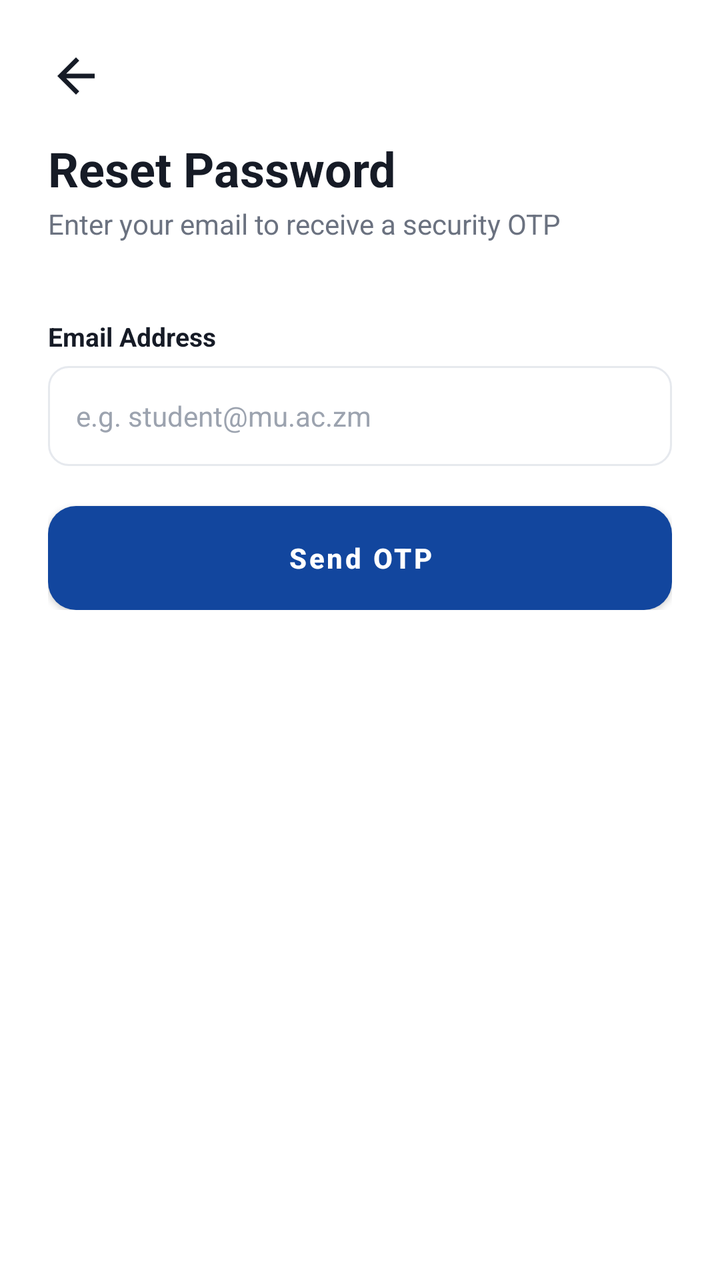
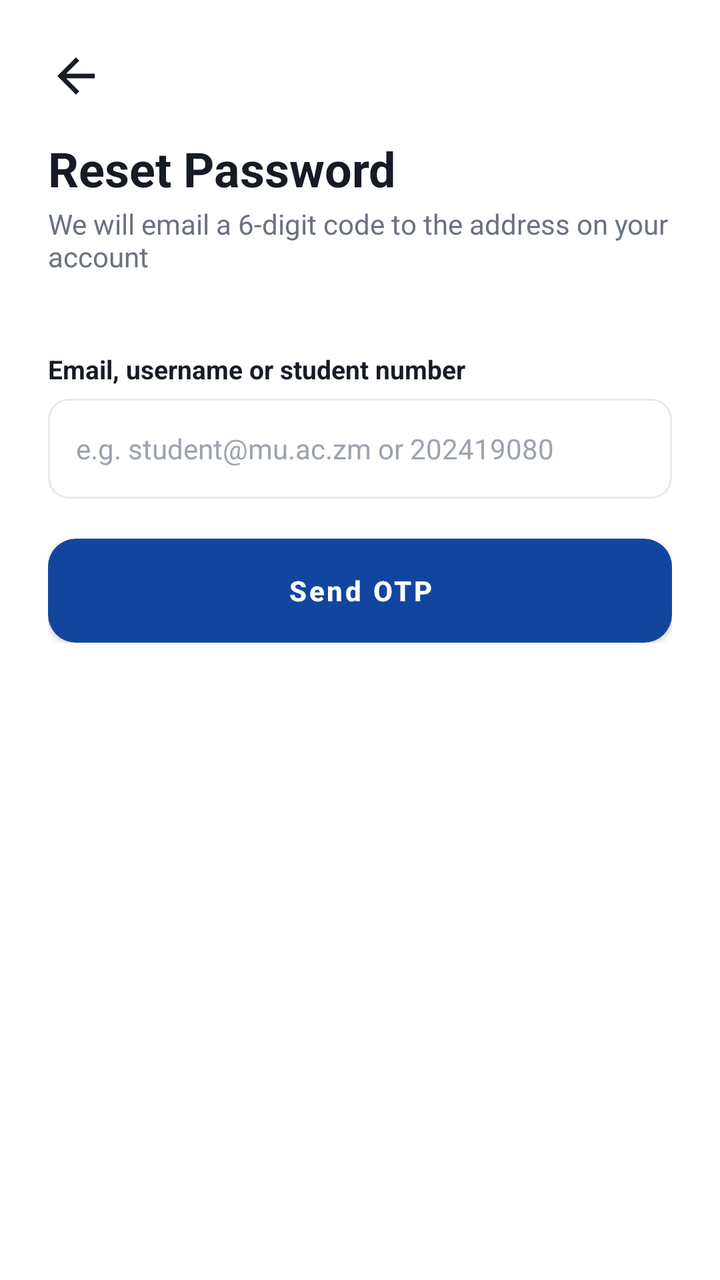

An Android layout rendered at two revisions. The XML below is the earlier revision; the diff shows what the commit changed to produce the second picture.
<!-- AndroidManifest.xml: application theme Theme.CampusApp -->
<!-- res/layout/activity_reset_password.xml -->
<?xml version="1.0" encoding="utf-8"?>
<LinearLayout xmlns:android="http://schemas.android.com/apk/res/android"
    xmlns:app="http://schemas.android.com/apk/res-auto"
    android:layout_width="match_parent"
    android:layout_height="match_parent"
    android:background="@color/white"
    android:orientation="vertical"
    android:padding="24dp">

    <ImageView
        android:id="@+id/btnBack"
        android:layout_width="28dp"
        android:layout_height="28dp"
        android:src="@drawable/ic_back"
        app:tint="@color/text_dark"
        android:layout_marginBottom="16dp"
        android:contentDescription="Back"/>

    <TextView
        android:layout_width="wrap_content"
        android:layout_height="wrap_content"
        android:text="Reset Password"
        android:textColor="@color/text_dark"
        android:textSize="24sp"
        android:textStyle="bold"/>

    <TextView
        android:layout_width="wrap_content"
        android:layout_height="wrap_content"
        android:layout_marginTop="2dp"
        android:layout_marginBottom="24dp"
        android:text="Enter your email to receive a security OTP"
        android:textColor="@color/text_gray"
        android:textSize="14sp"/>

    
    <LinearLayout
        android:id="@+id/layoutEmailStep"
        android:layout_width="match_parent"
        android:layout_height="wrap_content"
        android:orientation="vertical">

        <TextView style="@style/InputLabel" android:text="Email Address"/>
        <EditText
            android:id="@+id/etEmail"
            style="@style/InputField"
            android:hint="e.g. student@mu.ac.zm"
            android:inputType="textEmailAddress"/>

        <Button
            android:id="@+id/btnSendOtp"
            android:layout_width="match_parent"
            android:layout_height="52dp"
            android:layout_marginTop="20dp"
            android:background="@drawable/bg_button_blue"
            android:text="Send OTP"
            android:textAllCaps="false"
            android:textColor="@color/white"
            android:textStyle="bold"
            android:elevation="0dp"/>
    </LinearLayout>

    
    <LinearLayout
        android:id="@+id/layoutOtpStep"
        android:layout_width="match_parent"
        android:layout_height="wrap_content"
        android:orientation="vertical"
        android:visibility="gone">

        <TextView style="@style/InputLabel" android:text="Enter 6-Digit OTP"/>
        <EditText
            android:id="@+id/etOtp"
            style="@style/InputField"
            android:hint="123456"
            android:inputType="number"
            android:maxLength="6"/>

        <TextView style="@style/InputLabel" android:text="New Password" android:layout_marginTop="12dp"/>
        <EditText
            android:id="@+id/etNewPassword"
            style="@style/InputField"
            android:hint="••••••••"
            android:inputType="textPassword"/>

        <Button
            android:id="@+id/btnResetPassword"
            android:layout_width="match_parent"
            android:layout_height="52dp"
            android:layout_marginTop="20dp"
            android:background="@drawable/bg_button_blue"
            android:text="Verify &amp; Reset Password"
            android:textAllCaps="false"
            android:textColor="@color/white"
            android:textStyle="bold"
            android:elevation="0dp"/>
    </LinearLayout>

</LinearLayout>
<!-- resources referenced by this layout -->
<resources>
  <color name="text_dark">#161B26</color>
  <color name="text_gray">#6B7280</color>
  <color name="white">#FFFFFF</color>
  <!-- drawable bg_button_blue (drawable) -->
  <?xml version="1.0" encoding="utf-8"?>
  <shape xmlns:android="http://schemas.android.com/apk/res/android" android:shape="rectangle">
      <solid android:color="@color/primary_blue" />
      <corners android:radius="14dp" />
  </shape>
  <!-- drawable ic_back (drawable) -->
  <vector xmlns:android="http://schemas.android.com/apk/res/android"
      android:width="24dp" android:height="24dp" android:viewportWidth="24" android:viewportHeight="24">
      <path android:fillColor="@android:color/white"
          android:pathData="M20,11 L7.8,11 L13.4,5.4 L12,4 L4,12 L12,20 L13.4,18.6 L7.8,13 L20,13 Z"/>
  </vector>
  <style name="InputField">
          <item name="android:layout_width">match_parent</item>
          <item name="android:layout_height">50dp</item>
          <item name="android:background">@drawable/bg_input</item>
          <item name="android:paddingLeft">14dp</item>
          <item name="android:paddingRight">14dp</item>
          <item name="android:textSize">14sp</item>
          <item name="android:textColor">@color/text_dark</item>
          <item name="android:textColorHint">@color/text_gray_light</item>
      </style>
  <style name="InputLabel">
          <item name="android:layout_width">wrap_content</item>
          <item name="android:layout_height">wrap_content</item>
          <item name="android:layout_marginTop">14dp</item>
          <item name="android:layout_marginBottom">6dp</item>
          <item name="android:textSize">13sp</item>
          <item name="android:textColor">@color/text_dark</item>
          <item name="android:textStyle">bold</item>
      </style>
  <style name="Theme.CampusApp" parent="Theme.MaterialComponents.Light.NoActionBar">
          <item name="colorPrimary">@color/primary_blue</item>
          <item name="colorPrimaryDark">@color/navy_dark</item>
          <item name="colorAccent">@color/primary_red</item>
          <item name="android:windowBackground">@color/background</item>
          <item name="android:statusBarColor">@color/navy_dark</item>
      </style>
  <color name="primary_blue">#12469E</color>
  <!-- drawable bg_input (drawable) -->
  <?xml version="1.0" encoding="utf-8"?>
  <shape xmlns:android="http://schemas.android.com/apk/res/android" android:shape="rectangle">
      <solid android:color="@color/white" />
      <stroke android:width="1dp" android:color="@color/divider" />
      <corners android:radius="10dp" />
  </shape>
  <color name="text_gray_light">#9CA3AF</color>
  <color name="navy_dark">#0B2A4A</color>
  <color name="primary_red">#C31432</color>
  <color name="background">#F3F5F8</color>
  <color name="divider">#E6E9EE</color>
</resources>

<!-- the commit's change to res/layout/activity_reset_password.xml (unified diff, before → after) -->
@@ -29,7 +29,7 @@
         android:layout_height="wrap_content"
         android:layout_marginTop="2dp"
         android:layout_marginBottom="24dp"
-        android:text="Enter your email to receive a security OTP"
+        android:text="We will email a 6-digit code to the address on your account"
         android:textColor="@color/text_gray"
         android:textSize="14sp"/>
 
@@ -40,11 +40,11 @@
         android:layout_height="wrap_content"
         android:orientation="vertical">
 
-        <TextView style="@style/InputLabel" android:text="Email Address"/>
+        <TextView style="@style/InputLabel" android:text="Email, username or student number"/>
         <EditText
             android:id="@+id/etEmail"
             style="@style/InputField"
-            android:hint="e.g. student@mu.ac.zm"
+            android:hint="e.g. student@mu.ac.zm or 202419080"
             android:inputType="textEmailAddress"/>
 
         <Button
